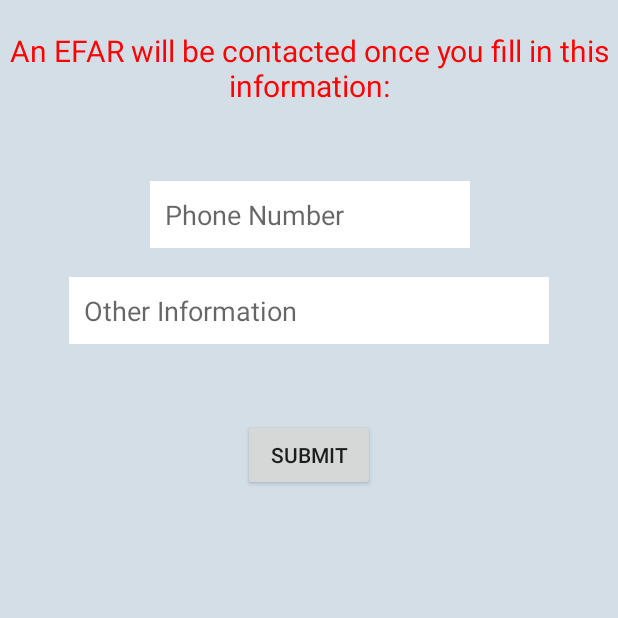
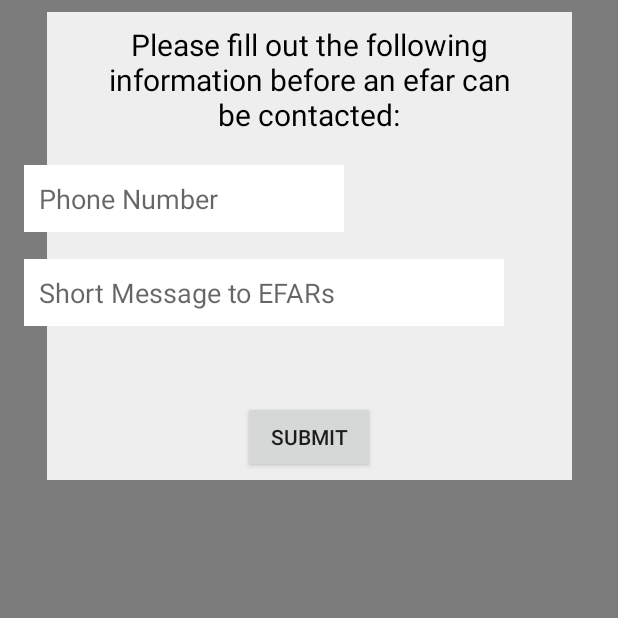
Before and after one commit to Mackatttack123/efar, an Android app: the PatientInfoActivity screen opened directly, with no data from a screen before it, on a phone screen of 412 x 824 dp, the top half of it. Run offline under Robolectric (Android 15) with nearby library versions, the phone set to English and light mode, and no system bars; our stand-ins replace Firebase (no records; nobody signed in at launch, a user with empty details on screens opened directly).

```diff
--- a/app/src/main/java/com/southafricaproject/efar/PatientInfoActivity.java
+++ b/app/src/main/java/com/southafricaproject/efar/PatientInfoActivity.java
@@ -51,8 +51,8 @@ public class PatientInfoActivity extends AppCompatActivity {
             gps.showSettingsAlert();
         }
 
-        TextView userInfoScreenUpdate = (TextView) findViewById(R.id.user_update_info_screen);
-        userInfoScreenUpdate.setText("An EFAR will be contacted once you fill in this information:");
+        //TextView userInfoScreenUpdate = (TextView) findViewById(R.id.user_update_info_screen);
+        //userInfoScreenUpdate.setText("An EFAR will be contacted once you fill in this information:");
 
         Button infoSumbitButton = (Button)findViewById(R.id.patient_info_sumbmit_button);
         final EditText patient_phone_number = (EditText) findViewById(R.id.patient_phone_number);
--- a/app/src/main/res/layout/activity_patient_info.xml
+++ b/app/src/main/res/layout/activity_patient_info.xml
@@ -3,27 +3,40 @@
     xmlns:android="http://schemas.android.com/apk/res/android"
     xmlns:app="http://schemas.android.com/apk/res-auto"
     xmlns:tools="http://schemas.android.com/tools"
-    android:background="#d3dee7"
+    android:background="#80000000"
     android:layout_width="match_parent"
     android:layout_height="match_parent">
 
 
+    <ImageView
+        android:id="@+id/imageView10"
+        android:layout_width="350sp"
+        android:layout_height="312sp"
+        android:layout_marginLeft="8sp"
+        android:layout_marginRight="8sp"
+        android:layout_marginTop="8sp"
+        app:layout_constraintLeft_toLeftOf="parent"
+        app:layout_constraintRight_toRightOf="parent"
+        app:layout_constraintTop_toTopOf="parent"
+        android:background="#eeeeee"/>
+
     <TextView
-    android:text="updates will appear here"
+        android:id="@+id/user_update_info_screen"
+        android:layout_width="294sp"
+        android:layout_height="wrap_content"
+        android:layout_centerHorizontal="true"
+        android:layout_marginLeft="20sp"
+        android:layout_marginRight="20sp"
+        android:layout_marginTop="16sp"
+        android:text="Please fill out the following information before an efar can be contacted:"
+        android:textAlignment="center"
+        android:textColor="#000000"
         android:textSize="20sp"
-    android:layout_width="wrap_content"
-    android:layout_height="wrap_content"
-    android:textColor="#ff0000"
-    android:id="@+id/user_update_info_screen"
-    android:layout_marginTop="20sp"
-    android:textAlignment="center"
-    android:layout_centerHorizontal="true"
+        app:layout_constraintLeft_toLeftOf="parent"
+        app:layout_constraintRight_toRightOf="parent"
         app:layout_constraintTop_toTopOf="parent"
-    android:layout_marginRight="8sp"
-    app:layout_constraintRight_toRightOf="parent"
-    android:layout_marginLeft="8sp"
-    app:layout_constraintLeft_toLeftOf="parent"
-    app:layout_constraintHorizontal_bias="0.503"/>
+        android:layout_marginStart="20sp"
+        android:layout_marginEnd="20sp"/>
 
 
 <EditText
@@ -37,32 +50,36 @@
     android:background="#FFFFFF"
     android:padding="10sp"
     android:maxLength="14"
-    android:layout_marginRight="8sp"
+    android:layout_marginLeft="16sp"
+    app:layout_constraintLeft_toLeftOf="parent"
+    android:layout_marginTop="20sp"
+    app:layout_constraintTop_toBottomOf="@+id/user_update_info_screen"
+    android:layout_marginRight="16sp"
     app:layout_constraintRight_toRightOf="parent"
-    android:layout_marginLeft="8sp"
-    app:layout_constraintLeft_toLeftOf="parent"
-    app:layout_constraintHorizontal_bias="0.503"
-    android:layout_marginTop="50sp"
-    app:layout_constraintTop_toBottomOf="@+id/user_update_info_screen"/>
+    app:layout_constraintHorizontal_bias="0.0"
+    android:layout_marginStart="16sp"
+    android:layout_marginEnd="8sp"/>
 
     <EditText
+        android:id="@+id/patient_other_info"
         android:layout_width="wrap_content"
         android:layout_height="wrap_content"
-    android:inputType="textPersonName"
-    android:ems="15"
-    android:id="@+id/patient_other_info"
-    android:hint="@string/Other_Information"
-    android:background="#FFFFFF"
-    android:padding="10sp"
         android:layout_below="@+id/patient_phone_number"
         android:layout_centerHorizontal="true"
-    android:layout_marginTop="19dp"
-    app:layout_constraintTop_toBottomOf="@+id/patient_phone_number"
-    android:layout_marginRight="8sp"
+        android:layout_marginEnd="8sp"
+        android:layout_marginLeft="16sp"
+        android:layout_marginRight="16sp"
+        android:layout_marginStart="16sp"
+        android:layout_marginTop="18sp"
+        android:background="#FFFFFF"
+        android:ems="15"
+        android:hint="Short Message to EFARs"
+        android:inputType="textPersonName"
+        android:padding="10sp"
+        app:layout_constraintHorizontal_bias="0.0"
+        app:layout_constraintLeft_toLeftOf="parent"
         app:layout_constraintRight_toRightOf="parent"
-    android:layout_marginLeft="8sp"
-    app:layout_constraintLeft_toLeftOf="parent"
-    app:layout_constraintHorizontal_bias="0.5"/>
+        app:layout_constraintTop_toBottomOf="@+id/patient_phone_number"/>
 
 <Button
     android:text="@string/submit_login_button"
@@ -76,7 +93,9 @@
     android:layout_marginRight="8sp"
     app:layout_constraintRight_toRightOf="parent"
     android:layout_marginLeft="8sp"
-    app:layout_constraintLeft_toLeftOf="parent"/>
+    app:layout_constraintLeft_toLeftOf="parent"
+    android:layout_marginStart="8sp"
+    android:layout_marginEnd="8sp"/>
 
 
 </android.support.constraint.ConstraintLayout>
```
Also changed, not shown: app/src/main/java/com/southafricaproject/efar/EFARMainActivity.java (+9 -0 lines), app/src/main/java/com/southafricaproject/efar/PatientMainActivity.java (+53 -2 lines), app/src/main/res/layout/activity_efarmain.xml (+14 -3 lines), app/src/main/res/layout/activity_patient_main.xml (+14 -3 lines), 1 other file. Lines whose indentation alone changed are shown as unchanged.
